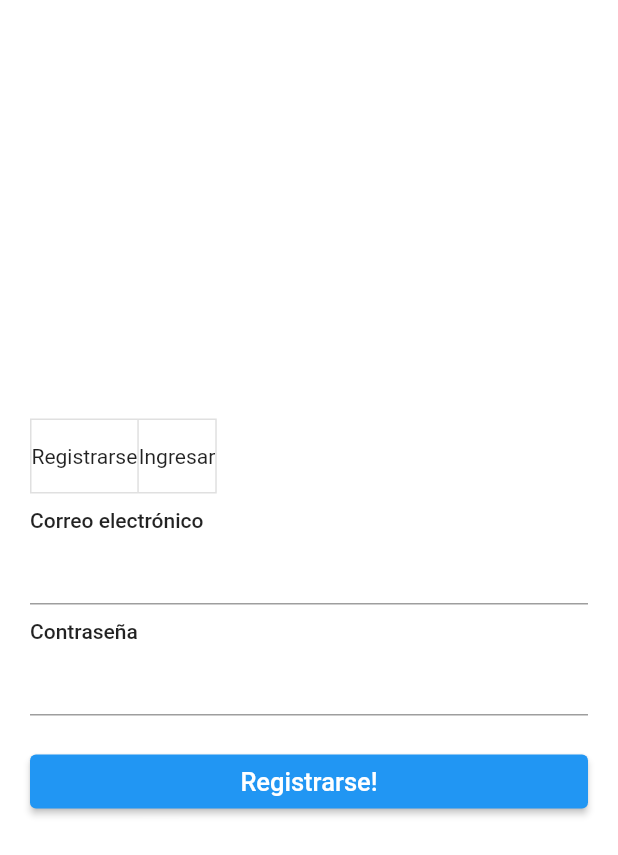
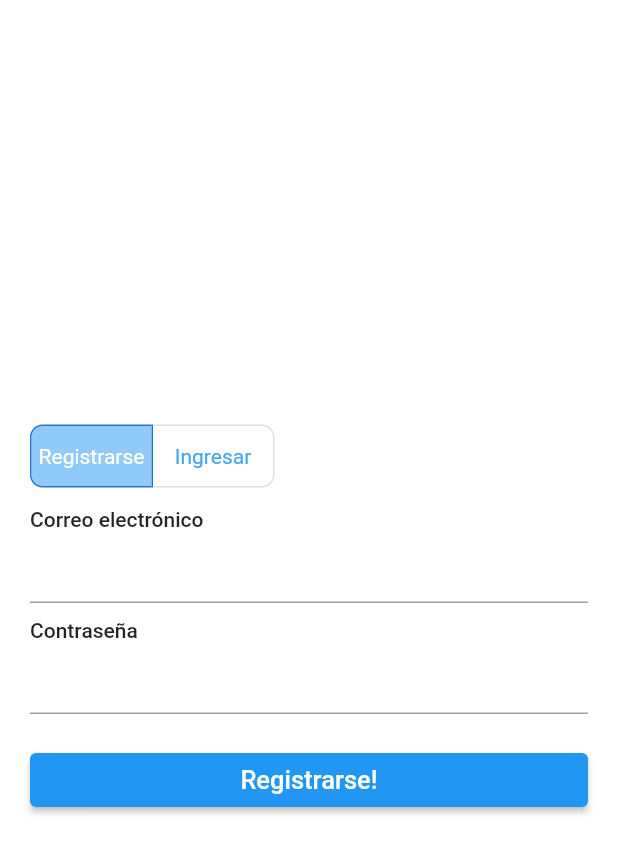
Before and after one commit to hzdelgado/crypto-app, a Flutter app: the screen it shows after launch, on a phone screen of 412 x 824 dp. Shown: the top 855 px of the screen. Run offline on Flutter 3.47's test engine with Material 2 defaults, Android fonts, the phone set to English and light mode, and no system bars; our stand-ins replace firebase_auth, firebase_core, get; accounts and stored records are empty.

Commit message:
firebase auth and core added. strings file created. firebase response created to handle message status. login and register action. home route/page created.

```diff
--- /dev/null
+++ b/lib/features/auth/data/datasources/firebase_response.dart
@@ -0,0 +1,30 @@
+import 'dart:convert';
+
+// ignore_for_file: public_member_api_docs, sort_constructors_first
+class FirebaseResponse {
+  final String? status;
+  final String? message;
+  FirebaseResponse({
+    this.status,
+    this.message,
+  });
+
+
+  Map<String, dynamic> toMap() {
+    return <String, dynamic>{
+      'status': status,
+      'message': message,
+    };
+  }
+
+  factory FirebaseResponse.fromMap(Map<String, dynamic> map) {
+    return FirebaseResponse(
+      status: map['status'] != null ? map['status'] as String : null,
+      message: map['message'] != null ? map['message'] as String : null,
+    );
+  }
+
+  String toJson() => json.encode(toMap());
+
+  factory FirebaseResponse.fromJson(String source) => FirebaseResponse.fromMap(json.decode(source) as Map<String, dynamic>);
+}
--- a/lib/features/auth/presentation/pages/auth_page.dart
+++ b/lib/features/auth/presentation/pages/auth_page.dart
@@ -1,11 +1,10 @@
 import 'package:bancolombia_test/features/auth/presentation/controller/auth_controller.dart';
+import 'package:bancolombia_test/features/auth/presentation/widgets/auth_buttons.dart';
 import 'package:flutter/material.dart';
 import 'package:get/get_state_manager/get_state_manager.dart';
 import '../../../../theme/padding.dart';
 import '../widgets/email_textfield.dart';
 import '../widgets/password_textfield.dart';
-import '../widgets/register_btn.dart';
-import '../widgets/title.dart';
 import '../widgets/toggle_button.dart';
 
 class AuthPage extends GetView<AuthController> {
@@ -29,8 +28,7 @@ class AuthPage extends GetView<AuthController> {
             PaddingWrapper.paddingSmVertical,
             PasswordTextfield(),
             PaddingWrapper.paddingMdVertical,
-            RegisterButton()
-
+            AuthButtons(),
       ],)))
     );
   }
--- /dev/null
+++ b/lib/features/auth/presentation/widgets/auth_buttons.dart
@@ -0,0 +1,16 @@
+import 'package:bancolombia_test/features/auth/presentation/controller/auth_controller.dart';
+import 'package:flutter/src/foundation/key.dart';
+import 'package:flutter/src/widgets/framework.dart';
+import 'package:get/get.dart';
+
+import 'login_btn.dart';
+import 'register_btn.dart';
+
+class AuthButtons extends GetView<AuthController> {
+  const AuthButtons({Key? key}) : super(key: key);
+
+  @override
+  Widget build(BuildContext context) {
+    return Obx(() => controller.selectedToggledIndex.value == 0? const RegisterButton(): const LoginButton());
+  }
+}
--- a/lib/features/auth/presentation/widgets/password_textfield.dart
+++ b/lib/features/auth/presentation/widgets/password_textfield.dart
@@ -17,6 +17,7 @@ class PasswordTextfield extends GetView<AuthController>
         style: TextStyle(fontWeight: FontWeight.w500),
       ),
       TextFormField(
+        obscureText: true,
         controller: controller.passController,
         validator: validatePassword,
       )
--- a/lib/features/auth/presentation/widgets/register_btn.dart
+++ b/lib/features/auth/presentation/widgets/register_btn.dart
@@ -7,6 +7,14 @@ class RegisterButton extends GetView<AuthController> {
 
   @override
   Widget build(BuildContext context) {
-    return ElevatedButton(onPressed: controller.onRegisterPressed, child: const Text("Registrarse!", style: TextStyle(fontWeight: FontWeight.w500, fontSize: 17),));
+    return Obx(() => ElevatedButton(
+        onPressed: controller.onRegisterPressed,
+        child: controller.isLoading.value
+            ? const CircularProgressIndicator(color: Colors.white)
+            : const Center(
+                child: Text(
+                "Registrarse!",
+                style: TextStyle(fontWeight: FontWeight.w500, fontSize: 17),
+              ))));
   }
 }
--- a/lib/features/auth/presentation/widgets/toggle_button.dart
+++ b/lib/features/auth/presentation/widgets/toggle_button.dart
@@ -1,7 +1,6 @@
 import 'package:bancolombia_test/features/auth/presentation/controller/auth_controller.dart';
 import 'package:flutter/material.dart';
 import 'package:get/get.dart';
-
 
 class AuthToggleBtn extends GetView<AuthController> {
   const AuthToggleBtn({Key? key}) : super(key: key);
@@ -9,11 +8,18 @@ class AuthToggleBtn extends GetView<AuthController> {
   @override
   Widget build(BuildContext context) {
     return Obx((() => ToggleButtons(
-              children: [
-                const Text("Registrarse"),
-                const Text("Ingresar"),
-              ],
-              isSelected: controller.selections,
-              onPressed: (int index) => controller.onToggle(index))));
+          borderRadius: const BorderRadius.all(Radius.circular(8)),
+          isSelected: controller.selections,
+          onPressed: (int index) => controller.onToggle(index),
+          selectedBorderColor: Colors.blue[700],
+          selectedColor: Colors.white,
+          fillColor: Colors.blue[200],
+          constraints: const BoxConstraints(
+            minHeight: 40.0,
+            minWidth: 80.0,
+          ),
+          color: Colors.blue[400],
+          children: controller.toggleChildren,
+        )));
   }
 }
--- /dev/null
+++ b/lib/features/home/presentation/binding/home_binding.dart
@@ -0,0 +1,10 @@
+import 'package:get/get.dart';
+
+import '../controller/home_controller.dart';
+
+class HomeBinding extends Bindings {
+  @override
+  void dependencies() {
+    Get.lazyPut(() => HomeController());
+  }
+}
--- /dev/null
+++ b/lib/features/home/presentation/controller/home_controller.dart
@@ -0,0 +1,5 @@
+import 'package:get/get_state_manager/get_state_manager.dart';
+
+class HomeController extends GetxController {
+
+}
--- a/lib/main.dart
+++ b/lib/main.dart
@@ -1,6 +1,7 @@
 import 'package:bancolombia_test/features/auth/presentation/binding/auth_binding.dart';
 import 'package:bancolombia_test/features/auth/presentation/pages/auth_page.dart';
 import 'package:bancolombia_test/routes/app_routes.dart';
+import 'package:firebase_core/firebase_core.dart';
 import 'package:flutter/material.dart';
 import 'package:get/get.dart';
 
@@ -8,6 +9,7 @@ import 'core/dependency_injection.dart';
 
 Future<void> main() async {
   WidgetsFlutterBinding.ensureInitialized();
+  await Firebase.initializeApp();
   await DependencyInjection.init();
   runApp(const MyApp());
 }
--- a/lib/routes/app_pages.dart
+++ b/lib/routes/app_pages.dart
@@ -1,4 +1,4 @@
 class AppRoutes {
-  static const login = "/login";
-  static const main = "/register";
+  static const auth = "/auth";
+  static const home = "/home";
 }
--- a/lib/routes/app_routes.dart
+++ b/lib/routes/app_routes.dart
@@ -1,4 +1,6 @@
 import 'package:bancolombia_test/features/auth/presentation/pages/auth_page.dart';
+import 'package:bancolombia_test/features/home/presentation/binding/home_binding.dart';
+import 'package:bancolombia_test/features/home/presentation/pages/home_page.dart';
 import 'package:get/get.dart';
 
 import '../features/auth/presentation/binding/auth_binding.dart';
@@ -7,9 +9,15 @@ import 'app_pages.dart';
 class AppPages {
   static final List<GetPage> pages = [
     GetPage(
-      name: AppRoutes.login,
+      name: AppRoutes.auth,
       page: () => const AuthPage(),
       binding: AuthBinding(),
+      transition: Transition.rightToLeft,
+    ),
+     GetPage(
+      name: AppRoutes.home,
+      page: () => const HomePage(),
+      binding: HomeBinding(),
       transition: Transition.rightToLeft,
     ),
 
--- a/pubspec.yaml
+++ b/pubspec.yaml
@@ -36,7 +36,8 @@ dependencies:
   # The following adds the Cupertino Icons font to your application.
   # Use with the CupertinoIcons class for iOS style icons.
   cupertino_icons: ^1.0.2
-  firebase_auth: ^0.9.0
+  firebase_auth: ^4.0.2
+  firebase_core: ^2.1.0
 
 dev_dependencies:
   flutter_test:
```
Also changed, not shown: lib/core/dependency_injection.dart (+7 -1 lines), lib/core/values/strings.dart (added, +10 -0 lines), lib/features/auth/data/datasources/firebase_auth.dart (+51 -6 lines), lib/features/auth/presentation/controller/auth_controller.dart (+58 -4 lines), lib/features/auth/presentation/widgets/login_btn.dart (added, +20 -0 lines), lib/features/home/presentation/pages/home_page.dart (added, +18 -0 lines), lib/global_widgets/dialog/custom_dialog.dart (added, +28 -0 lines), 1 other file.
